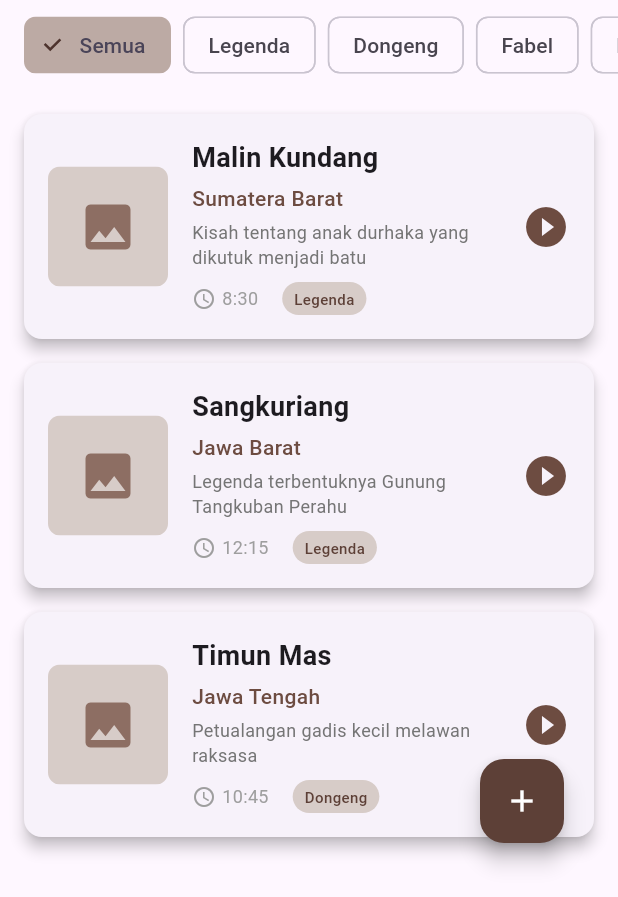
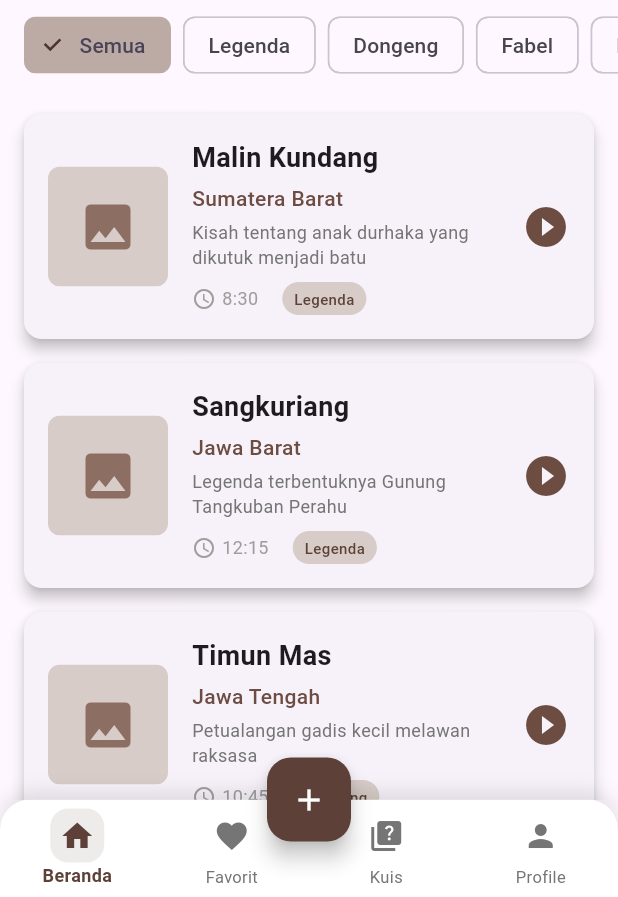
Before and after one commit to Wira07/CeritaRakyatApp, a Flutter app: the HomeScreen screen opened directly, on a phone screen of 412 x 824 dp, the part 339-1236 px from its top. Run offline on Flutter 3.47's test engine with Material 3 defaults, Android fonts, the phone set to English and light mode, and no system bars; our stand-ins replace audioplayers.

Commit message:
Update Home Screen to integrate bottom navigation

```diff
--- a/lib/screens/home_screen.dart
+++ b/lib/screens/home_screen.dart
@@ -1,4 +1,5 @@
 import 'package:flutter/material.dart';
+import '../navigasi/CustomBottomNavigation.dart';
 import 'quiz_screen.dart';
 import 'add_new_story_screen.dart';
 import '../models/story_model.dart';
@@ -16,6 +17,7 @@ class _HomeScreenState extends State<HomeScreen>
     with TickerProviderStateMixin {
   String selectedCategory = 'Semua';
   bool showMenu = false;
+  int _currentIndex = 0;
 
   // Animation Controllers
   late AnimationController _headerAnimationController;
@@ -173,26 +175,64 @@ class _HomeScreenState extends State<HomeScreen>
     });
   }
 
-  @override
-  Widget build(BuildContext context) {
-    return Scaffold(
-      appBar: PreferredSize(
-        preferredSize: Size.fromHeight(kToolbarHeight),
-        child: SlideTransition(
-          position: _headerSlideAnimation,
-          child: FadeTransition(
-            opacity: _headerFadeAnimation,
-            child: AppBar(
-              title: Text("Cerita Rakyat Nusantara"),
-              backgroundColor: Colors.brown[700],
-              foregroundColor: Colors.white,
-              elevation: 0,
+  void _onBottomNavTap(int index) {
+    setState(() {
+      _currentIndex = index;
+      showMenu = false; // Close FAB menu when changing tabs
+    });
+
+    switch (index) {
+      case 0:
+      // Already on Home
+        break;
+      case 1:
+      // Navigate to Favorites (you can implement this)
+        _showComingSoonDialog('Favorit');
+        break;
+      case 2:
+      // Navigate to Quiz
+        Navigator.push(
+          context,
+          PageRouteBuilder(
+            pageBuilder: (context, animation, secondaryAnimation) => QuizScreen(),
+            transitionsBuilder: (context, animation, secondaryAnimation, child) {
+              return FadeTransition(
+                opacity: animation,
+                child: ScaleTransition(
+                  scale: animation,
+                  child: child,
                 ),
+              );
+            },
+            transitionDuration: Duration(milliseconds: 300),
           ),
+        );
+        break;
+      case 3:
+      // Navigate to Profile (you can implement this)
+        _showComingSoonDialog('Profile');
+        break;
+    }
+  }
+
+  void _showComingSoonDialog(String feature) {
+    showDialog(
+      context: context,
+      builder: (context) => AlertDialog(
+        title: Text('Segera Hadir'),
+        content: Text('Fitur $feature akan segera tersedia dalam update berikutnya.'),
+        actions: [
+          TextButton(
+            onPressed: () => Navigator.pop(context),
+            child: Text('OK'),
           ),
+        ],
       ),
-      body: SafeArea(
-        child: Column(
+    );
+  }
+
+  Widget _buildHomeContent() {
+    return Column(
       children: [
         // Animated Header Widget
         SlideTransition(
@@ -288,93 +328,39 @@ class _HomeScreenState extends State<HomeScreen>
           ),
         ),
       ],
-        ),
-      ),
-      floatingActionButton: ScaleTransition(
-        scale: _fabScaleAnimation,
-        child: Stack(
-          children: [
-            // Main Floating Action Button
-            Positioned(
-              bottom: 20,
-              right: 20,
-              child: AnimatedContainer(
-                duration: Duration(milliseconds: 300),
-                child: FloatingActionButton(
+    );
+  }
+
+  @override
+  Widget build(BuildContext context) {
+    return Scaffold(
+      appBar: PreferredSize(
+        preferredSize: Size.fromHeight(kToolbarHeight),
+        child: SlideTransition(
+          position: _headerSlideAnimation,
+          child: FadeTransition(
+            opacity: _headerFadeAnimation,
+            child: AppBar(
+              title: Text("Cerita Rakyat Nusantara"),
               backgroundColor: Colors.brown[700],
-                  onPressed: () {
-                    setState(() {
-                      showMenu = !showMenu;
-                    });
-                  },
-                  child: AnimatedRotation(
-                    turns: showMenu ? 0.125 : 0,
-                    duration: Duration(milliseconds: 300),
-                    child: Icon(
-                      showMenu ? Icons.close : Icons.add,
-                      color: Colors.white,
+              foregroundColor: Colors.white,
+              elevation: 0,
             ),
           ),
         ),
       ),
+      body: SafeArea(
+        child: _buildHomeContent(),
       ),
-
-            // Animated Floating Action Menu
-            AnimatedPositioned(
-              duration: Duration(milliseconds: 400),
-              curve: Curves.easeOutBack,
-              bottom: showMenu ? 100 : 80,
-              right: 20,
-              child: AnimatedOpacity(
-                duration: Duration(milliseconds: 300),
-                opacity: showMenu ? 1.0 : 0.0,
-                child: Column(
-                  crossAxisAlignment: CrossAxisAlignment.end,
-                  children: [
-                    // Quiz Menu Item
-                    Transform.scale(
-                      scale: showMenu ? 1.0 : 0.0,
+      bottomNavigationBar: CustomBottomNavigation(
+        currentIndex: _currentIndex,
+        onTap: _onBottomNavTap,
+      ),
+      floatingActionButton: ScaleTransition(
+        scale: _fabScaleAnimation,
         child: FloatingActionButton(
-                        backgroundColor: Colors.white,
-                        heroTag: "quiz",
-                        onPressed: showMenu ? () {
-                          Navigator.push(
-                            context,
-                            PageRouteBuilder(
-                              pageBuilder: (context, animation, secondaryAnimation) => QuizScreen(),
-                              transitionsBuilder: (context, animation, secondaryAnimation, child) {
-                                return FadeTransition(
-                                  opacity: animation,
-                                  child: ScaleTransition(
-                                    scale: animation,
-                                    child: child,
-                                  ),
-                                );
-                              },
-                              transitionDuration: Duration(milliseconds: 300),
-                            ),
-                          );
-                        } : null,
-                        child: Icon(
-                          Icons.quiz,
-                          color: Colors.brown[700],
-                        ),
-                      ),
-                    ),
-
-                    SizedBox(height: 10),
-
-                    // Add New Story Menu Item
-                    Transform.scale(
-                      scale: showMenu ? 1.0 : 0.0,
-                      child: FloatingActionButton(
-                        backgroundColor: Colors.white,
-                        heroTag: "add_story",
-                        onPressed: showMenu ? () async {
-                          setState(() {
-                            showMenu = false;
-                          });
-
+          backgroundColor: Colors.brown[700],
+          onPressed: () async {
             final newStory = await Navigator.push(
               context,
               PageRouteBuilder(
@@ -417,20 +403,15 @@ class _HomeScreenState extends State<HomeScreen>
                 ),
               );
             }
-                        } : null,
+          },
+          tooltip: 'Tambah Cerita Baru',
           child: Icon(
             Icons.add,
-                          color: Colors.brown[700],
+            color: Colors.white,
           ),
         ),
       ),
-                  ],
-                ),
-              ),
-            ),
-          ],
-        ),
-      ),
+      floatingActionButtonLocation: FloatingActionButtonLocation.centerDocked,
     );
   }
 }
```
Lines whose indentation alone changed are shown as unchanged.
